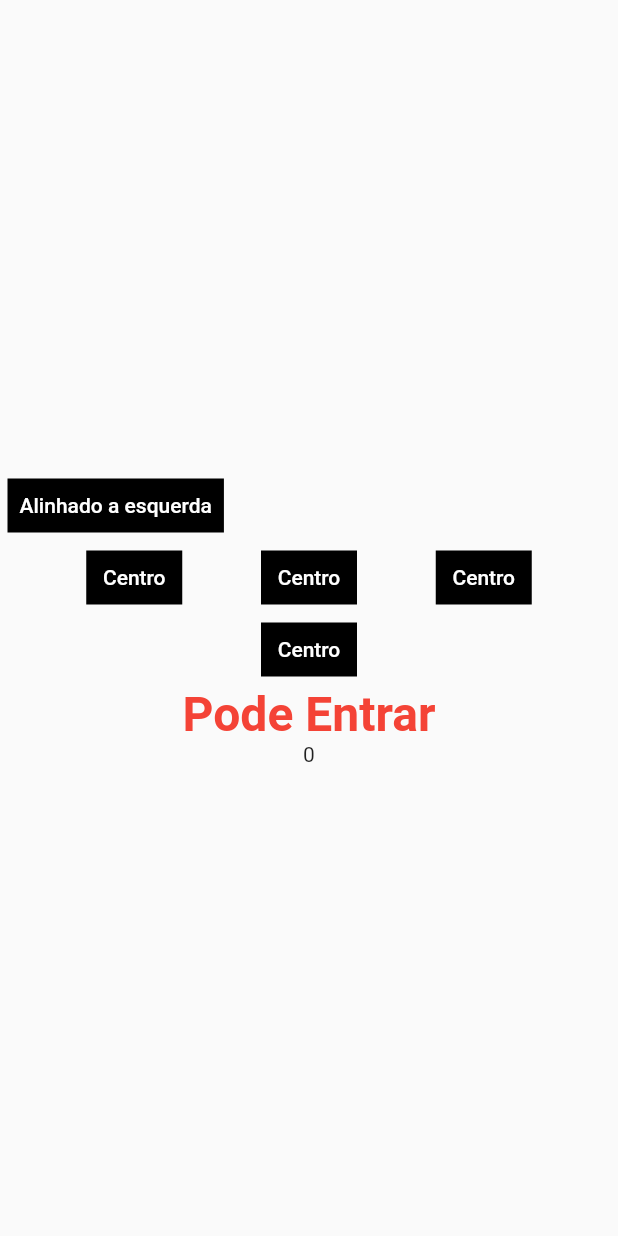
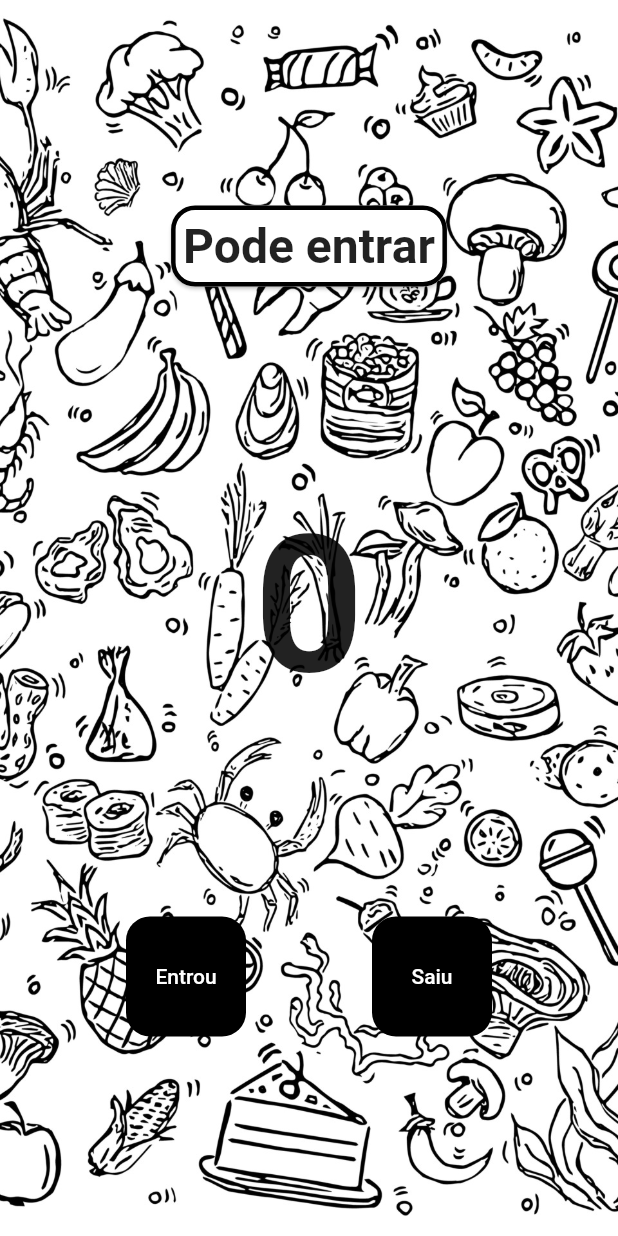
Before and after one commit to nickolasdeluca/flutter-playground, a Flutter app: the screen it shows after launch, on a phone screen of 412 x 824 dp. Run offline on Flutter 3.47's test engine with Material 2 defaults, Android fonts, the phone set to English and light mode, and no system bars.

Commit message:
Changes to application contador senac
Added statefull widget and counter

```diff
--- a/senac_contador/lib/main.dart
+++ b/senac_contador/lib/main.dart
@@ -18,9 +18,9 @@ class App extends StatelessWidget {
 
 ButtonStyle _buttonStyle = TextButton.styleFrom(
   backgroundColor: Colors.black,
-  primary: Colors.black,
+  primary: Colors.white,
   onSurface: Colors.black,
-  shape: const BeveledRectangleBorder(),
+  shape: RoundedRectangleBorder(borderRadius: BorderRadius.circular(16)),
 );
 
 Text _whiteText(String text) {
@@ -30,63 +30,102 @@ Text _whiteText(String text) {
   );
 }
 
-class Home extends StatelessWidget {
+class Home extends StatefulWidget {
   const Home({Key? key}) : super(key: key);
+
+  @override
+  State<Home> createState() => _HomeState();
+}
+
+class _HomeState extends State<Home> {
+  int count = 0;
+
+  String statePhrase() {
+    return count < 10 ? 'Pode entrar' : 'Lotado';
+  }
+
+  void abandonouEstabelecimento() {
+    if (count == 0) {
+      return;
+    }
+
+    count--;
+  }
+
+  void entrouEstabelecimento() {
+    count++;
+  }
 
   @override
   Widget build(BuildContext context) {
     return Scaffold(
-        body: Padding(
-            padding: const EdgeInsets.only(left: 5, right: 5),
+      body: Container(
+        decoration: const BoxDecoration(
+          image: DecorationImage(
+            image: AssetImage('assets/images/background.jpg'),
+            fit: BoxFit.cover,
+          ),
+        ),
+        child: SafeArea(
           child: Column(
-              mainAxisAlignment: MainAxisAlignment.center,
+            mainAxisAlignment: MainAxisAlignment.spaceEvenly,
             children: [
-                Row(
-                  children: [
-                    TextButton(
-                      onPressed: () {},
-                      style: _buttonStyle,
-                      child: _whiteText("Alinhado a esquerda"),
-                    )
-                  ],
+              Card(
+                shape: RoundedRectangleBorder(
+                  borderRadius: BorderRadius.circular(16),
+                  side: const BorderSide(color: Colors.black, width: 3),
+                ),
+                child: Padding(
+                  padding: const EdgeInsets.all(8.0),
+                  child: Text(
+                    statePhrase(),
+                    style: const TextStyle(
+                      fontSize: 32,
+                      fontWeight: FontWeight.bold,
+                    ),
+                  ),
+                ),
+              ),
+              Text(
+                '$count',
+                style:
+                    const TextStyle(fontSize: 128, fontWeight: FontWeight.bold),
               ),
               Row(
                 mainAxisAlignment: MainAxisAlignment.spaceEvenly,
                 children: [
-                    TextButton(
-                      onPressed: () {},
+                  SizedBox(
+                    height: 80,
+                    width: 80,
+                    child: TextButton(
+                      onPressed: () {
+                        setState(() {
+                          entrouEstabelecimento();
+                        });
+                      },
                       style: _buttonStyle,
-                      child: _whiteText("Centro"),
+                      child: _whiteText("Entrou"),
                     ),
-                    TextButton(
-                      onPressed: () {},
+                  ),
+                  SizedBox(
+                    height: 80,
+                    width: 80,
+                    child: TextButton(
+                      onPressed: () {
+                        setState(() {
+                          abandonouEstabelecimento();
+                        });
+                      },
                       style: _buttonStyle,
-                      child: _whiteText("Centro"),
+                      child: _whiteText("Saiu"),
                     ),
-                    TextButton(
-                      onPressed: () {},
-                      style: _buttonStyle,
-                      child: _whiteText("Centro"),
-                    )
+                  ),
                 ],
               ),
-                Row(
-                  mainAxisAlignment: MainAxisAlignment.spaceEvenly,
-                  children: [
-                    TextButton(
-                      onPressed: () {},
-                      style: _buttonStyle,
-                      child: _whiteText("Centro"),
-                    )
             ],
           ),
-                const Text("Pode Entrar",
-                    style: TextStyle(
-                        fontSize: 32,
-                        color: Colors.red,
-                        fontWeight: FontWeight.bold)),
-                const Text("0")
-              ],
-            )));
+        ),
+      ),
+    );
   }
 }
--- a/senac_contador/pubspec.yaml
+++ b/senac_contador/pubspec.yaml
@@ -58,8 +58,8 @@ flutter:
   uses-material-design: true
 
   # To add assets to your application, add an assets section, like this:
-  # assets:
-  #   - images/a_dot_burr.jpeg
+  assets:
+    - assets/images/
   #   - images/a_dot_ham.jpeg
 
   # An image asset can refer to one or more resolution-specific "variants", see
```
Also changed, not shown: senac_contador/assets/images/background.jpg (added). Lines whose indentation alone changed are shown as unchanged.
